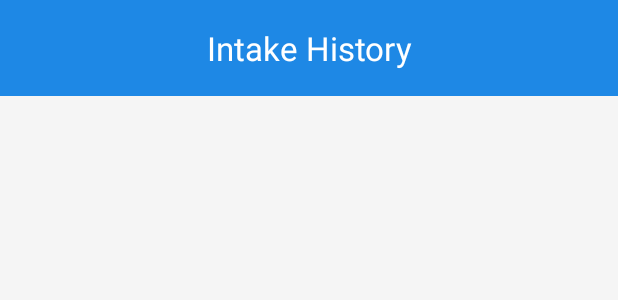
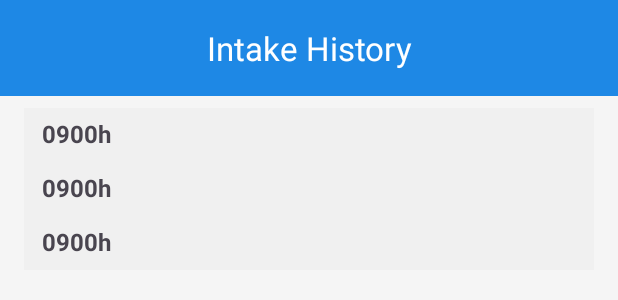
Before and after one commit to di-wee/MediMind, an Android app: the layout fragment_intake_history.xml on its own in the app's theme, with its tools: preview values and no code run, on a phone screen of 412 x 824 dp. Shown: the top 300 px of the screen. Run offline under Robolectric (Android 15) with nearby library versions, the phone set to English and light mode, and no system bars.

Commit message:
Update fragment_intake_history.xml
minor bug fix

```diff
--- a/android/app/src/main/res/layout/fragment_intake_history.xml
+++ b/android/app/src/main/res/layout/fragment_intake_history.xml
@@ -38,7 +38,7 @@
             android:paddingTop="8dp"
             android:paddingBottom="8dp"
             android:clipToPadding="false"
-            tools:listitem="@layout/row_history_med" />
+            tools:listitem="@layout/item_intake_group" />
 
         <!-- Empty state -->
         <LinearLayout
@@ -55,7 +55,7 @@
                 android:layout_height="120dp"
                 android:src="@drawable/med_schedule_placeholder"
                 android:contentDescription="@string/app_name"
-                android:tint="#BDBDBD"
+                app:tint="#BDBDBD"
                 android:alpha="0.9" />
 
             <TextView
```
